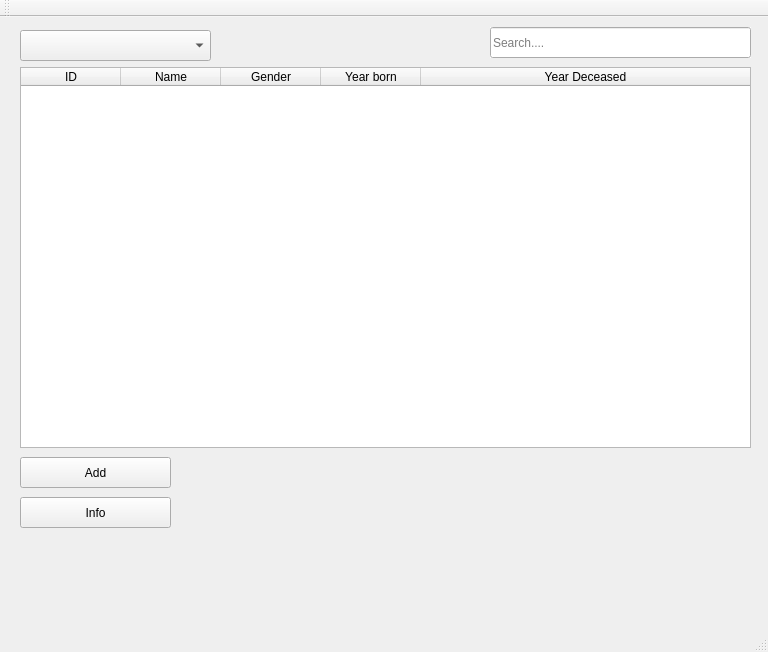
The window that mainwindow.ui (hermanno16/vika3) describes before a commit, drawn with Qt 5.
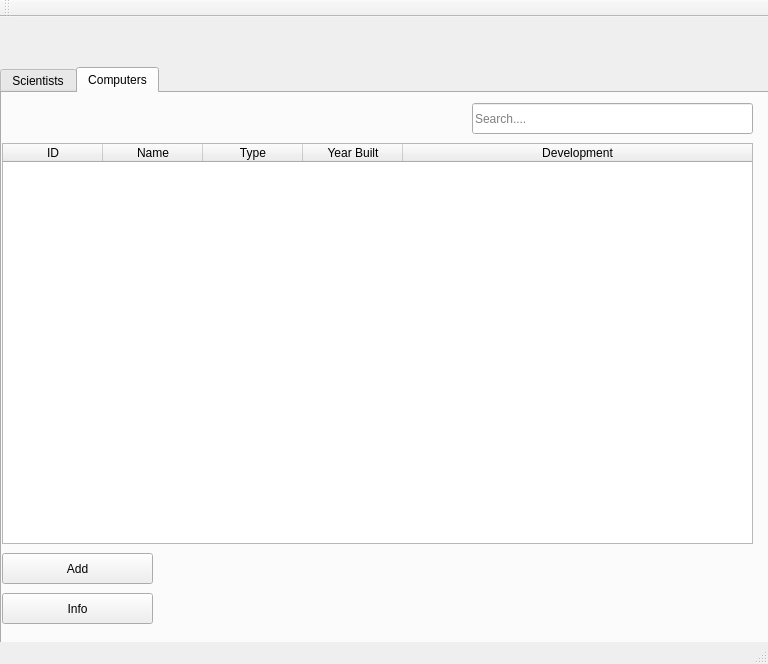
The same window after the commit.

Commit message: computer og mainwindow sameinaðir í mainwindow

```diff
--- a/mainwindow.ui
+++ b/mainwindow.ui
@@ -7,7 +7,7 @@
     <x>0</x>
     <y>0</y>
     <width>768</width>
-    <height>652</height>
+    <height>664</height>
    </rect>
   </property>
   <property name="focusPolicy">
@@ -20,12 +20,28 @@
    <string>MainWindow</string>
   </property>
   <widget class="QWidget" name="centralWidget">
+   <widget class="QTabWidget" name="tabWidget">
+    <property name="geometry">
+     <rect>
+      <x>0</x>
+      <y>50</y>
+      <width>771</width>
+      <height>581</height>
+     </rect>
+    </property>
+    <property name="currentIndex">
+     <number>1</number>
+    </property>
+    <widget class="QWidget" name="tab">
+     <attribute name="title">
+      <string>Scientists</string>
+     </attribute>
    <widget class="QLineEdit" name="search_box">
     <property name="geometry">
      <rect>
-      <x>490</x>
+        <x>470</x>
       <y>10</y>
-      <width>261</width>
+        <width>281</width>
       <height>31</height>
      </rect>
     </property>
@@ -51,11 +67,24 @@
      <bool>true</bool>
     </property>
    </widget>
+     <widget class="QPushButton" name="button_scientist_info">
+      <property name="geometry">
+       <rect>
+        <x>0</x>
+        <y>500</y>
+        <width>151</width>
+        <height>31</height>
+       </rect>
+      </property>
+      <property name="text">
+       <string>Info</string>
+      </property>
+     </widget>
    <widget class="QPushButton" name="pushButton_add_new_scientist">
     <property name="geometry">
      <rect>
-      <x>20</x>
-      <y>350</y>
+        <x>0</x>
+        <y>337</y>
       <width>91</width>
       <height>31</height>
      </rect>
@@ -67,10 +96,10 @@
    <widget class="QTableWidget" name="scientist_table">
     <property name="geometry">
      <rect>
-      <x>20</x>
+        <x>0</x>
       <y>50</y>
-      <width>731</width>
-      <height>381</height>
+        <width>751</width>
+        <height>401</height>
      </rect>
     </property>
     <property name="editTriggers">
@@ -135,8 +164,8 @@
    <widget class="QPushButton" name="button_add_scientist">
     <property name="geometry">
      <rect>
-      <x>20</x>
-      <y>440</y>
+        <x>0</x>
+        <y>460</y>
       <width>151</width>
       <height>31</height>
      </rect>
@@ -145,21 +174,128 @@
      <string>Add</string>
     </property>
    </widget>
-   <widget class="QComboBox" name="dropdown_what_to_look_at">
+    </widget>
+    <widget class="QWidget" name="tab_2">
+     <attribute name="title">
+      <string>Computers</string>
+     </attribute>
+     <widget class="QPushButton" name="pushButton_add_new_scientist_2">
     <property name="geometry">
      <rect>
-      <x>20</x>
-      <y>13</y>
-      <width>191</width>
+        <x>0</x>
+        <y>350</y>
+        <width>91</width>
       <height>31</height>
      </rect>
     </property>
-   </widget>
-   <widget class="QPushButton" name="button_scientist_info">
+      <property name="text">
+       <string>Add new</string>
+      </property>
+     </widget>
+     <widget class="QTableWidget" name="computer_table">
     <property name="geometry">
      <rect>
-      <x>20</x>
-      <y>480</y>
+        <x>0</x>
+        <y>50</y>
+        <width>751</width>
+        <height>401</height>
+       </rect>
+      </property>
+      <property name="editTriggers">
+       <set>QAbstractItemView::NoEditTriggers</set>
+      </property>
+      <property name="selectionBehavior">
+       <enum>QAbstractItemView::SelectRows</enum>
+      </property>
+      <property name="showGrid">
+       <bool>false</bool>
+      </property>
+      <property name="sortingEnabled">
+       <bool>true</bool>
+      </property>
+      <attribute name="horizontalHeaderCascadingSectionResizes">
+       <bool>false</bool>
+      </attribute>
+      <attribute name="horizontalHeaderHighlightSections">
+       <bool>true</bool>
+      </attribute>
+      <attribute name="horizontalHeaderShowSortIndicator" stdset="0">
+       <bool>true</bool>
+      </attribute>
+      <attribute name="horizontalHeaderStretchLastSection">
+       <bool>true</bool>
+      </attribute>
+      <attribute name="verticalHeaderVisible">
+       <bool>false</bool>
+      </attribute>
+      <attribute name="verticalHeaderDefaultSectionSize">
+       <number>42</number>
+      </attribute>
+      <attribute name="verticalHeaderStretchLastSection">
+       <bool>false</bool>
+      </attribute>
+      <column>
+       <property name="text">
+        <string>ID</string>
+       </property>
+      </column>
+      <column>
+       <property name="text">
+        <string>Name</string>
+       </property>
+      </column>
+      <column>
+       <property name="text">
+        <string>Type</string>
+       </property>
+      </column>
+      <column>
+       <property name="text">
+        <string>Year Built</string>
+       </property>
+      </column>
+      <column>
+       <property name="text">
+        <string>Development</string>
+       </property>
+      </column>
+     </widget>
+     <widget class="QLineEdit" name="search_box_computer">
+      <property name="geometry">
+       <rect>
+        <x>470</x>
+        <y>10</y>
+        <width>281</width>
+        <height>31</height>
+       </rect>
+      </property>
+      <property name="mouseTracking">
+       <bool>true</bool>
+      </property>
+      <property name="layoutDirection">
+       <enum>Qt::LeftToRight</enum>
+      </property>
+      <property name="autoFillBackground">
+       <bool>true</bool>
+      </property>
+      <property name="alignment">
+       <set>Qt::AlignLeading|Qt::AlignLeft|Qt::AlignVCenter</set>
+      </property>
+      <property name="placeholderText">
+       <string>Search....</string>
+      </property>
+      <property name="cursorMoveStyle">
+       <enum>Qt::LogicalMoveStyle</enum>
+      </property>
+      <property name="clearButtonEnabled">
+       <bool>true</bool>
+      </property>
+     </widget>
+     <widget class="QPushButton" name="button_info_computer">
+      <property name="geometry">
+       <rect>
+        <x>0</x>
+        <y>500</y>
       <width>151</width>
       <height>31</height>
      </rect>
@@ -167,6 +303,21 @@
     <property name="text">
      <string>Info</string>
     </property>
+     </widget>
+     <widget class="QPushButton" name="button_add_computer">
+      <property name="geometry">
+       <rect>
+        <x>0</x>
+        <y>460</y>
+        <width>151</width>
+        <height>31</height>
+       </rect>
+      </property>
+      <property name="text">
+       <string>Add</string>
+      </property>
+     </widget>
+    </widget>
    </widget>
   </widget>
   <widget class="QToolBar" name="mainToolBar">
```
Lines whose indentation alone changed are shown as unchanged. The commit also changes 9 other files.
